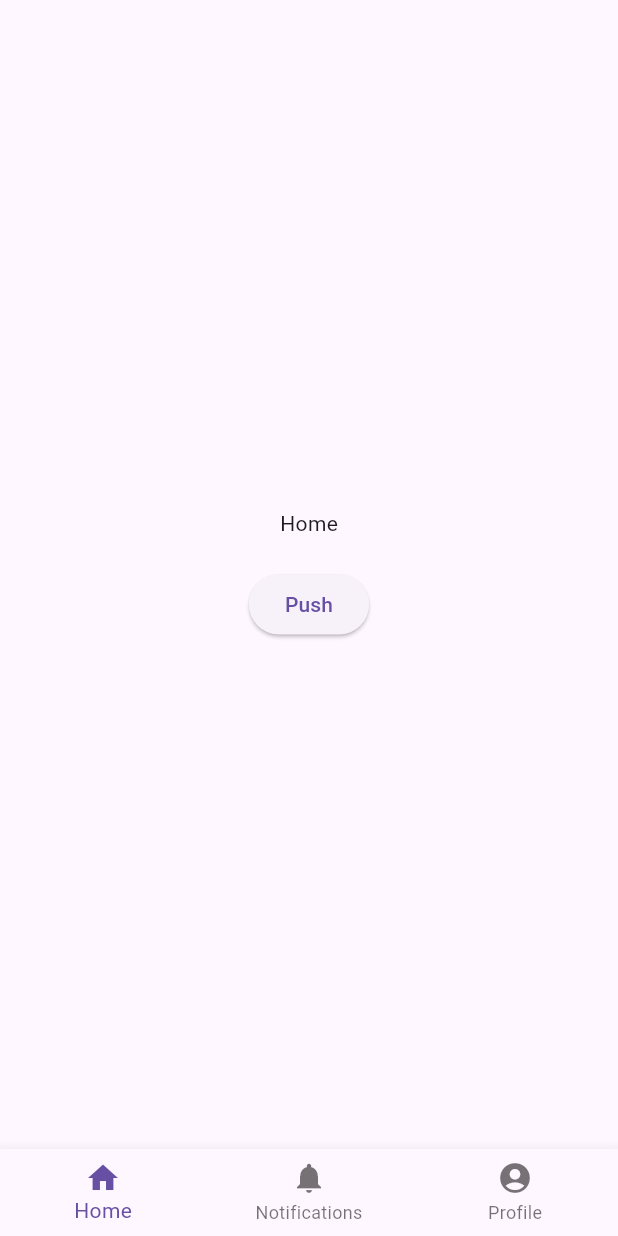
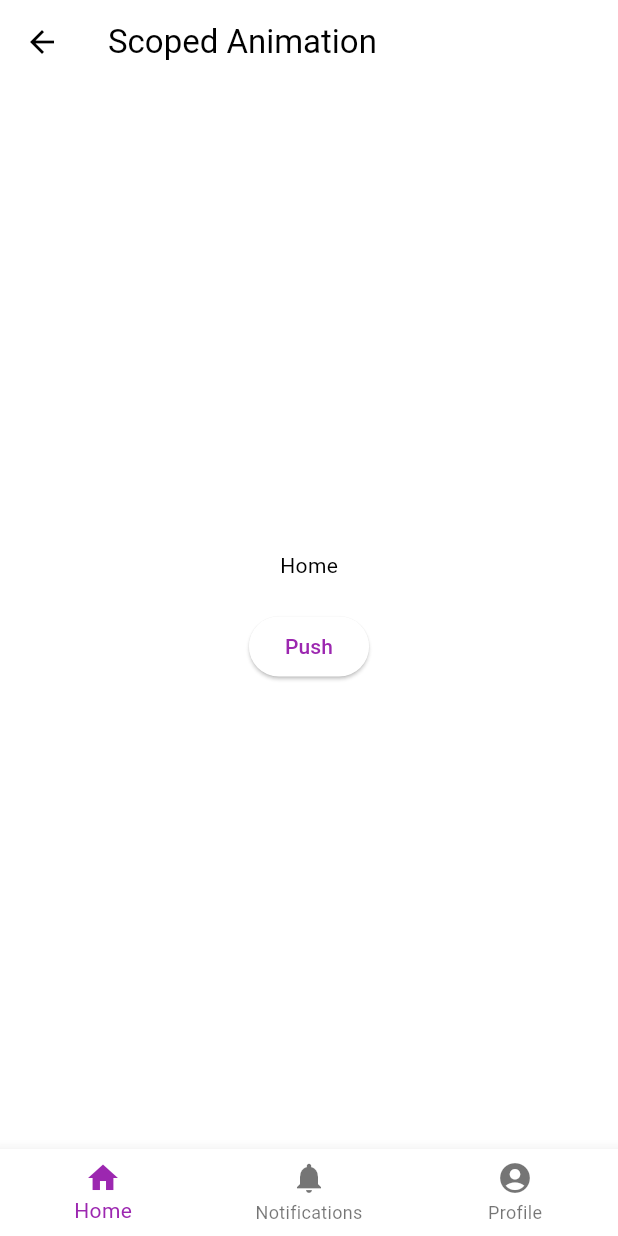
Before and after one commit to cs-onah/my_widgets, a Flutter app: the screen it shows after launch, after a tap on "Scoped Animation", on a phone screen of 412 x 824 dp. Run offline on Flutter 3.47's test engine with Material 2 defaults, Android fonts, the phone set to English and light mode, and no system bars; our stand-ins replace flutter_hooks.

Commit message:
clean up

```diff
--- a/example/lib/main.dart
+++ b/example/lib/main.dart
@@ -12,7 +12,13 @@ class MyApp extends StatelessWidget {
   @override
   Widget build(BuildContext context) {
     return MaterialApp(
-      theme: ThemeData(useMaterial3: true),
+      theme: ThemeData(
+        useMaterial3: true,
+        colorScheme: ColorScheme.light(
+          primary: Colors.purple,
+          secondary: Colors.purpleAccent,
+        ),
+      ),
       home: Builder(
         builder: (context) => Scaffold(
           appBar: AppBar(title: Text("Sample Code")),
--- a/example/lib/src/scoped_navigator_sample.dart
+++ b/example/lib/src/scoped_navigator_sample.dart
@@ -16,6 +16,7 @@ class _ScopedNavigatorSampleState extends State<ScopedNavigatorSample> {
   @override
   Widget build(BuildContext context) {
     return Scaffold(
+      appBar: AppBar(title: Text("Scoped Animation")),
       bottomNavigationBar: BottomNavigationBar(
         currentIndex: _page,
         onTap: (newPage) => setState(() => _page = newPage),
```
